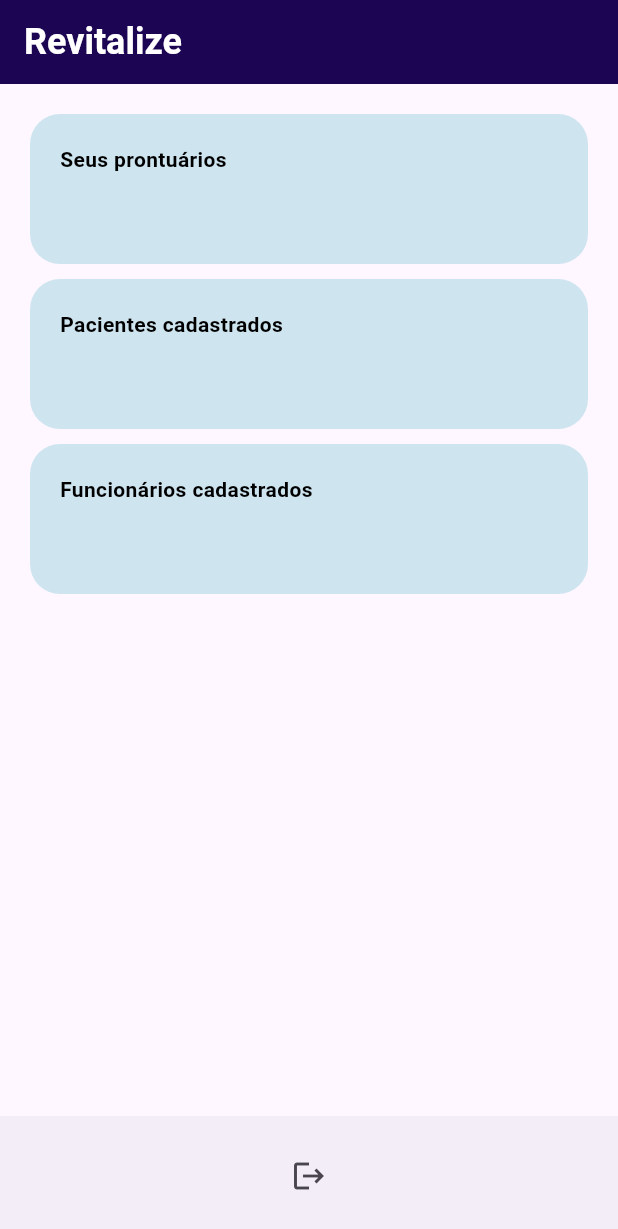
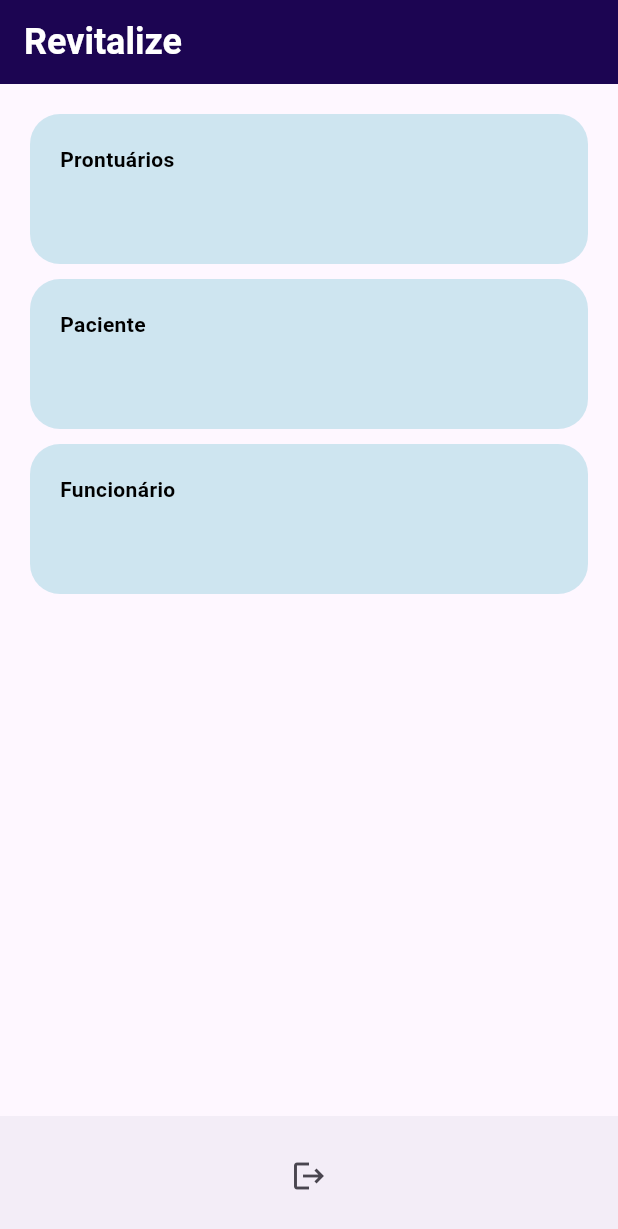
Before and after one commit to MathDev00/revitalize_aula, a Flutter app: the screen it shows after launch, on a phone screen of 412 x 824 dp. Shown: the top 1229 px of the screen. Run offline on Flutter 3.47's test engine with Material 3 defaults, Android fonts, the phone set to English and light mode, and no system bars.

Commit message:
tela_inicial

```diff
--- a/lib/main.dart
+++ b/lib/main.dart
@@ -48,7 +48,7 @@ class _MyHomePageState extends State<MyHomePage> {
             padding: EdgeInsets.symmetric(horizontal: 20, vertical: 20),
             margin: EdgeInsets.only(bottom: 10), // Ajusta a margem inferior
             child: Text(
-              "Seus prontuários",
+              "Prontuários",
               style: TextStyle(
                 color: Colors.black,
                 fontSize: 14,
@@ -66,7 +66,7 @@ class _MyHomePageState extends State<MyHomePage> {
             padding: EdgeInsets.symmetric(horizontal: 20, vertical: 20),
             margin: EdgeInsets.only(bottom: 10), // Ajusta a margem inferior
             child: Text(
-              "Pacientes cadastrados",
+              "Paciente",
               style: TextStyle(
                 color: Colors.black,
                 fontSize: 14,
@@ -84,7 +84,7 @@ class _MyHomePageState extends State<MyHomePage> {
             padding: EdgeInsets.symmetric(horizontal: 20, vertical: 20),
             margin: EdgeInsets.only(bottom: 10), // Ajusta a margem inferior
             child: Text(
-              "Funcionários cadastrados",
+              "Funcionário",
               style: TextStyle(
                 color: Colors.black,
                 fontSize: 14,
```
